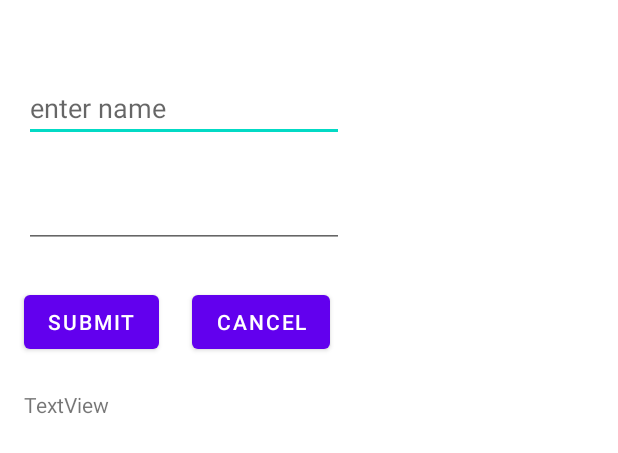
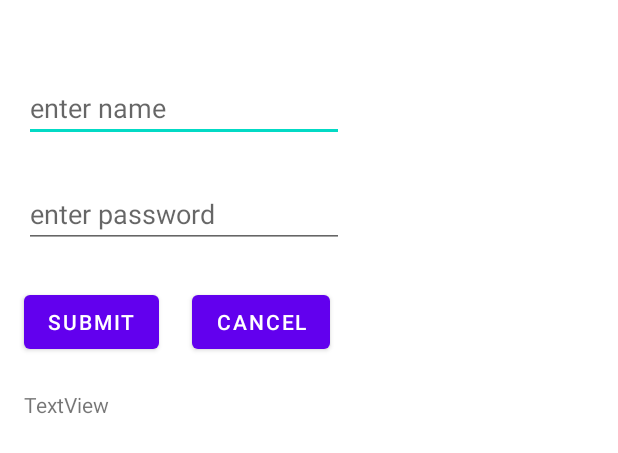
Before and after one commit to abdultanveer/Firstapp, an Android app: the layout activity_main.xml on its own in the app's theme, with its tools: preview values and no code run, on a phone screen of 412 x 824 dp. Shown: the top 453 px of the screen. Run offline under Robolectric (Android 15) with nearby library versions, the phone set to English and light mode, and no system bars.

Commit message:
language support

```diff
--- a/app/src/main/AndroidManifest.xml
+++ b/app/src/main/AndroidManifest.xml
@@ -12,15 +12,16 @@
         <activity
             android:name=".CounterActivity"
             android:exported="true">
+
+        </activity>
+        <activity
+            android:name=".MainActivity"
+            android:exported="true">
             <intent-filter>
                 <action android:name="android.intent.action.MAIN" />
 
                 <category android:name="android.intent.category.LAUNCHER" />
             </intent-filter>
-        </activity>
-        <activity
-            android:name=".MainActivity"
-            android:exported="true">
 
         </activity>
     </application>
--- a/app/src/main/res/layout/activity_main.xml
+++ b/app/src/main/res/layout/activity_main.xml
@@ -13,7 +13,7 @@
         android:layout_marginStart="16dp"
         android:layout_marginTop="49dp"
         android:ems="10"
-        android:hint="enter name"
+        android:hint="@string/enter_nm"
         android:inputType="textPersonName"
         app:layout_constraintStart_toStartOf="parent"
         app:layout_constraintTop_toTopOf="parent" />
@@ -25,6 +25,7 @@
         android:layout_marginStart="16dp"
         android:layout_marginTop="25dp"
         android:ems="10"
+        android:hint="@string/enter_pwd"
         android:inputType="textPassword"
         app:layout_constraintStart_toStartOf="parent"
         app:layout_constraintTop_toBottomOf="@+id/etName" />
--- a/app/src/main/res/values/strings.xml
+++ b/app/src/main/res/values/strings.xml
@@ -1,3 +1,5 @@
 <resources>
     <string name="app_name">Firstapp</string>
+    <string name="enter_nm">enter name</string>
+    <string name="enter_pwd">enter password</string>
 </resources>
```
Also changed, not shown: 1 other file.
